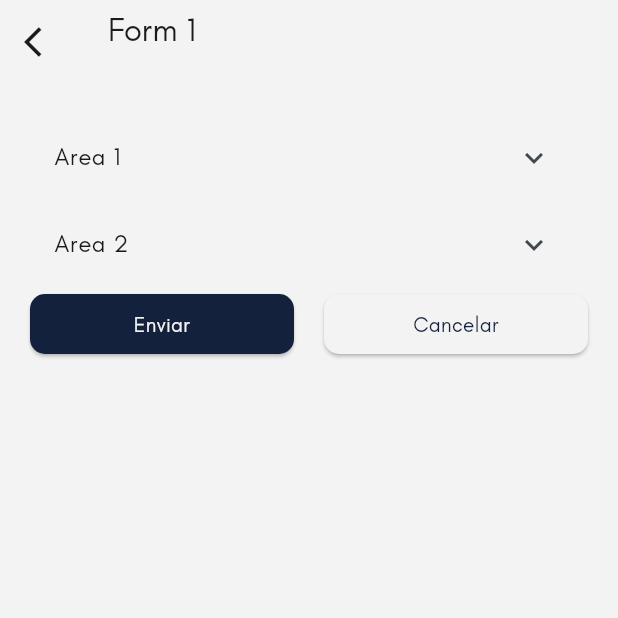
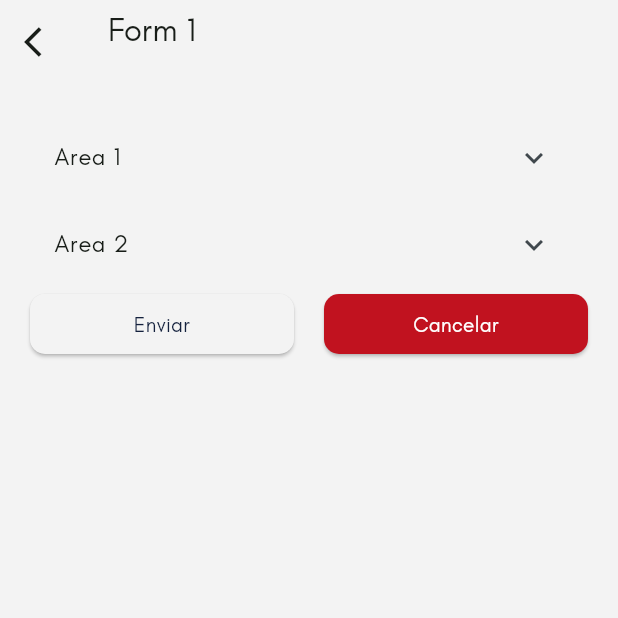
Before and after one commit to EquipoTrabajoMembrana/membrana_movil, a Flutter app: the AgregarFormulario screen opened directly with empty values, on a phone screen of 412 x 824 dp, the top half of it. Run offline on Flutter 3.47's test engine with Material 3 defaults, Android fonts, the phone set to English and light mode, and no system bars; our stand-ins replace bloc, dio, flutter_bloc, logger, retrofit, shared_preferences and 1 more; accounts and stored records are empty; generated files the repository leaves out were written again; network calls fail.

Commit message:
minor changes in custom_elevated_button properties

```diff
--- a/lib/presentation/pages/agg_form/add_form_page.dart
+++ b/lib/presentation/pages/agg_form/add_form_page.dart
@@ -99,7 +99,9 @@ class AgregarFormulario extends StatelessWidget {
                       child: CustomElevatedButton(
                         onPressed: () {},
                         text: 'Cancelar',
-                        notBackgroundColor: true,
+                        isBackground: false,
+                        backColor: Color(0xFFc1121f),
+                        colorText: Colors.white,
                       ),
                     ),
                   ],
--- a/lib/presentation/widgets/custom_elevatedbutton.dart
+++ b/lib/presentation/widgets/custom_elevatedbutton.dart
@@ -7,7 +7,9 @@ class CustomElevatedButton extends StatelessWidget {
   final IconData? trailingIcon;
   final bool showLeadingIcon;
   final bool showTrailingIcon;
-  final bool notBackgroundColor;
+  final bool isBackground;
+  final Color? backColor;
+  final Color? colorText;
   const CustomElevatedButton({
     super.key,
     this.onPressed,
@@ -16,21 +18,20 @@ class CustomElevatedButton extends StatelessWidget {
     this.trailingIcon,
     this.showLeadingIcon = false,
     this.showTrailingIcon = false,
-    this.notBackgroundColor = false,
+    this.isBackground = true,
+    this.backColor,
+    this.colorText,
   });
 
   @override
   Widget build(BuildContext context) {
     final theme = Theme.of(context);
-    final buttonColor = notBackgroundColor
+    final buttonColor = isBackground
         ? theme.colorScheme.onPrimary
-        : theme.colorScheme.primary;
-    final textColor = notBackgroundColor
-        ? theme.colorScheme.primary
-        : theme.colorScheme.onPrimary;
-    final iconColor = notBackgroundColor
-        ? theme.colorScheme.primary
-        : theme.colorScheme.onPrimary;
+        : (backColor ?? theme.colorScheme.primary);
+    final textColor = isBackground ? theme.colorScheme.primary : colorText;
+    final iconColor =
+        isBackground ? theme.colorScheme.primary : theme.colorScheme.onPrimary;
     return Material(
       color: Colors.transparent,
       child: ElevatedButton(
```
